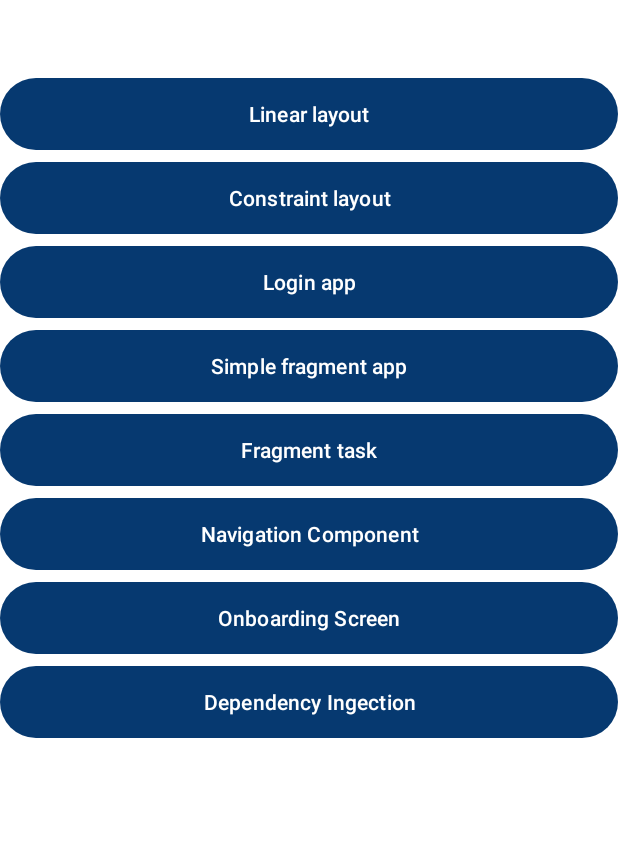
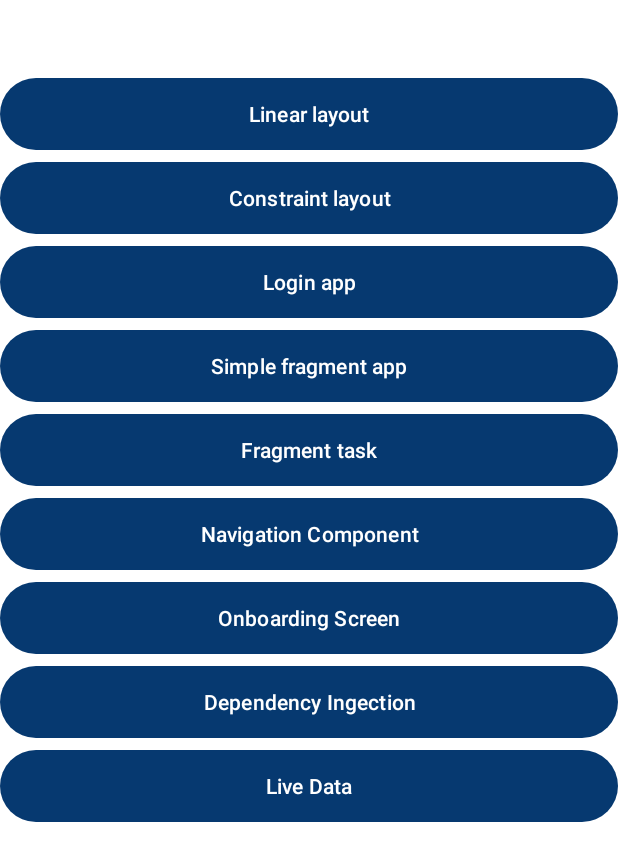
Before and after one commit to batooldshilleh/TrainingTasks, an Android app: the screen it shows after launch (MainActivity), on a phone screen of 412 x 824 dp. Shown: the top 861 px of the screen. Run offline under Robolectric (Android 15) with nearby library versions, the phone set to English and light mode, and no system bars; 9 statements that could not run were skipped.

Commit message:
live data app

```diff
--- a/app/src/main/java/com/example/tasks/MainActivity.kt
+++ b/app/src/main/java/com/example/tasks/MainActivity.kt
@@ -6,84 +6,63 @@ import android.widget.Button
 import androidx.activity.enableEdgeToEdge
 import androidx.appcompat.app.AppCompatActivity
 import androidx.core.content.ContextCompat.startActivity
+import com.example.tasks.databinding.ActivityLiveDataBinding
+import com.example.tasks.databinding.ActivityMainBinding
 
 class MainActivity : AppCompatActivity() {
-    private lateinit var btnLinearLayout: Button
-    private lateinit var btnFragment: Button
-    private lateinit var btnConstraintLayout: Button
-    private lateinit var btnLogin: Button
-    private lateinit var btnNavigationComponant: Button
-    private lateinit var btnOnboarding: Button
-    private lateinit var btnFragmentApp: Button
-    private lateinit var btnDependencyIngection: Button
-
+    private lateinit var binding: ActivityMainBinding
 
     override fun onCreate(savedInstanceState: Bundle?) {
         super.onCreate(savedInstanceState)
         enableEdgeToEdge()
         setContentView(R.layout.activity_main)
 
-        setupView()
+
         setupListener()
     }
 
 
-
-    fun setupView() {
-
-        btnLinearLayout = findViewById(R.id.btnTask1)
-        btnFragment = findViewById(R.id.btnTask4)
-        btnConstraintLayout = findViewById(R.id.btnTask2)
-        btnLogin = findViewById(R.id.btnTask3)
-        btnNavigationComponant = findViewById(R.id.btnTask6)
-        btnOnboarding = findViewById(R.id.btnTask7)
-        btnFragmentApp = findViewById(R.id.btnTask5)
-        btnDependencyIngection = findViewById(R.id.btnTask10)
-    }
-
-
-  fun  setupListener(){
-        btnLinearLayout.setOnClickListener {
+    fun setupListener() {
+        binding.btnTask1.setOnClickListener {
             navigate("com.example.tasks.linearCalcculater.LinearLayout")
         }
 
-        btnFragment.setOnClickListener {
+        binding.btnTask2.setOnClickListener {
+            navigate("com.example.tasks.constarintCalcculator.ConstraintLayout")
+
+        }
+
+        binding.btnTask3.setOnClickListener {
+            navigate("com.example.tasks.login.Login")
+        }
+
+        binding.btnTask4.setOnClickListener {
             navigate("com.example.tasks.fragmintSimple.FragmentSimpleTask")
 
         }
 
-        btnLogin.setOnClickListener {
-            navigate("com.example.tasks.login.Login")
+        binding.btnTask5.setOnClickListener {
+            navigate("com.example.tasks.fragmentAPP.FragmantApp")
         }
 
-
-        btnConstraintLayout.setOnClickListener {
-            navigate("com.example.tasks.constarintCalcculator.ConstraintLayout")
-
-        }
-
-
-        btnNavigationComponant.setOnClickListener {
+        binding.btnTask6.setOnClickListener {
             navigate("com.example.tasks.naveComponent.NavigationComponantApp")
         }
 
 
-        btnOnboarding.setOnClickListener {
+        binding.btnTask7.setOnClickListener {
             navigate("com.example.tasks.splash.Onbording")
         }
 
+        binding.btnTask10.setOnClickListener {
+            navigate("com.example.tasks.dependencyingection.DependencyIngectionActivity")
+        }
 
+        binding.btnTask11.setOnClickListener {
+            navigate("com.example.tasks.liveData.LiveDataActivity")
+        }
 
-      btnFragmentApp.setOnClickListener {
-          navigate("com.example.tasks.fragmentAPP.FragmantApp")
-      }
-
-      btnDependencyIngection.setOnClickListener {
-          navigate("com.example.tasks.dependencyingection.DependencyIngectionActivity")
-      }
-
-
-}
+    }
 
 
     fun navigate(className: String) {
--- a/app/src/main/res/layout/activity_main.xml
+++ b/app/src/main/res/layout/activity_main.xml
@@ -79,4 +79,12 @@
        app:layout_constraintEnd_toEndOf="parent"
        app:layout_constraintStart_toStartOf="parent"
        app:layout_constraintTop_toBottomOf="@+id/btnTask7" />
+   <Button
+       android:id="@+id/btnTask11"
+       android:layout_width="0dp"
+       android:layout_height="56dp"
+       android:text="@string/task11"
+       app:layout_constraintEnd_toEndOf="parent"
+       app:layout_constraintStart_toStartOf="parent"
+       app:layout_constraintTop_toBottomOf="@+id/btnTask10" />
 </androidx.constraintlayout.widget.ConstraintLayout>
--- a/app/src/main/res/values/strings.xml
+++ b/app/src/main/res/values/strings.xml
@@ -8,6 +8,7 @@
     <string name="task5">Fragment task</string>
     <string name="task7">Onboarding Screen</string>
     <string name="task10">Dependency Ingection</string>
+    <string name="task11">Live Data</string>
 
     <!--linear layout and constraint-->
     <string name="Calculator">Calculator</string>
```
Also changed, not shown: app/src/main/AndroidManifest.xml (+6 -2 lines), app/src/main/java/com/example/tasks/liveData/LiveDataActivity.kt (added, +32 -0 lines), app/src/main/java/com/example/tasks/liveData/WelcomeViewModel.kt (added, +15 -0 lines), app/src/main/res/layout/activity_live_data.xml (added, +43 -0 lines).
